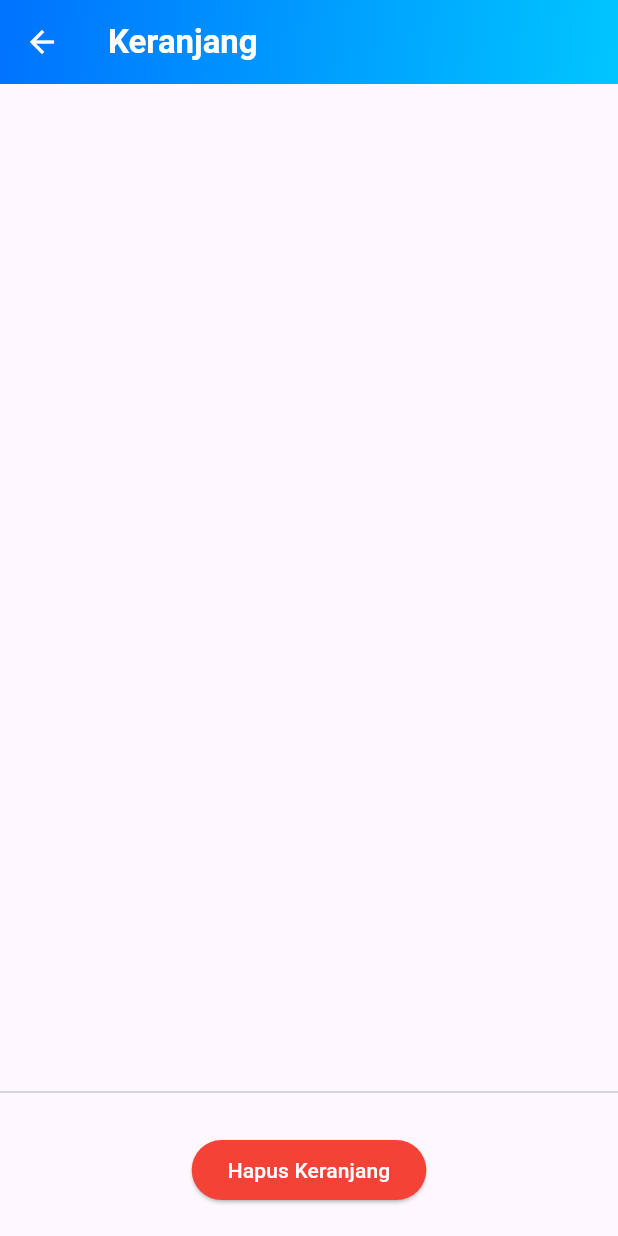
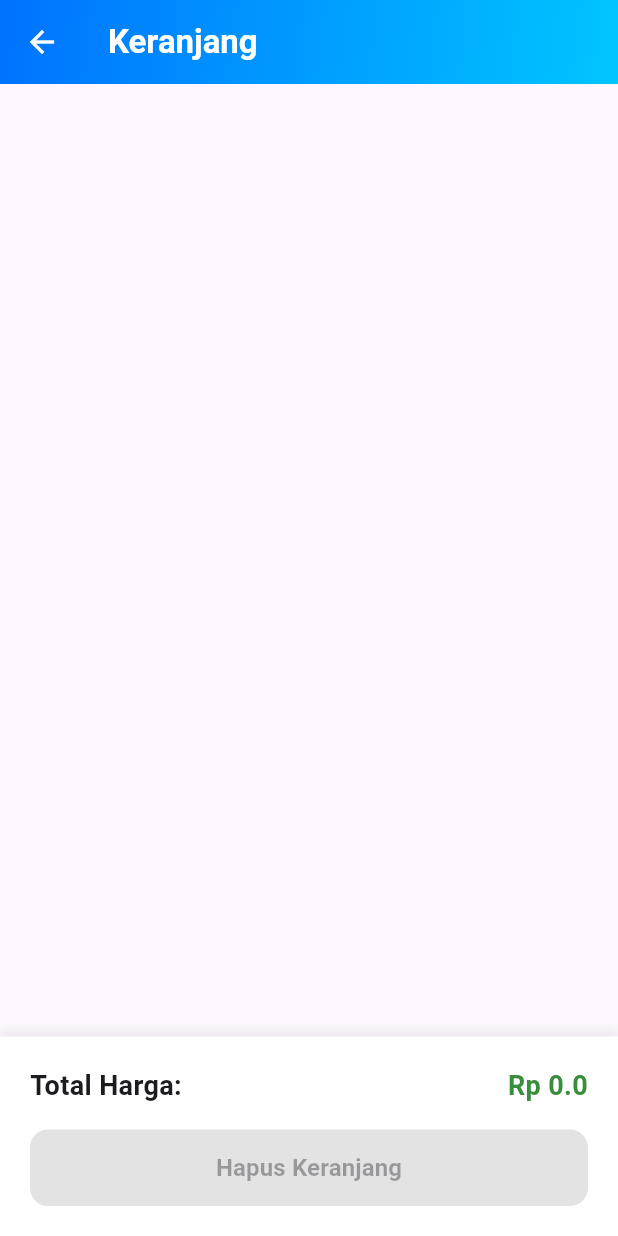
Before and after one commit to str122-xyz/Week-3, a Flutter app: the CartPage screen opened by its route, on a phone screen of 412 x 824 dp. Run offline on Flutter 3.47's test engine with Material 3 defaults, Android fonts, the phone set to English and light mode, and no system bars.

Commit message:
style: tambah fungsi total harga dan update UI

```diff
--- a/lib/features/cart/presentation/pages/cart_page.dart
+++ b/lib/features/cart/presentation/pages/cart_page.dart
@@ -71,16 +71,66 @@ class CartPage extends StatelessWidget {
               ),
             ),
           ),
-          const Divider(),
-          Padding(
+          Container(
             padding: const EdgeInsets.all(20),
-            child: ElevatedButton(
-              onPressed: () => provider.removeAll(),
-              style: ElevatedButton.styleFrom(backgroundColor: Colors.red),
-              child: const Text(
-                'Hapus Keranjang',
-                style: TextStyle(color: Colors.white),
-              ),
+            decoration: BoxDecoration(
+              color: Colors.white,
+              boxShadow: [
+                BoxShadow(
+                  color: Colors.grey.withOpacity(0.2),
+                  spreadRadius: 1,
+                  blurRadius: 5,
+                  offset: const Offset(0, -3),
+                ),
+              ],
+            ),
+            child: Column(
+              children: [
+                Row(
+                  mainAxisAlignment: MainAxisAlignment.spaceBetween,
+                  children: [
+                    const Text(
+                      'Total Harga:',
+                      style: TextStyle(
+                        fontSize: 18,
+                        fontWeight: FontWeight.bold,
+                      ),
+                    ),
+                    Text(
+                      'Rp ${provider.totalPrice}',
+                      style: TextStyle(
+                        fontSize: 18,
+                        fontWeight: FontWeight.bold,
+                        color: Colors.green.shade700,
+                      ),
+                    ),
+                  ],
+                ),
+                const SizedBox(height: 16),
+                SizedBox(
+                  width: double.infinity,
+                  child: ElevatedButton.icon(
+                    onPressed: provider.items.isEmpty
+                        ? null
+                        : () => provider.removeAll(),
+                    label: const Text(
+                      'Hapus Keranjang',
+                      style: TextStyle(
+                        fontSize: 16,
+                        fontWeight: FontWeight.bold,
+                      ),
+                    ),
+                    style: ElevatedButton.styleFrom(
+                      backgroundColor: Colors.red.shade600,
+                      foregroundColor: Colors.white,
+                      padding: const EdgeInsets.symmetric(vertical: 14),
+                      shape: RoundedRectangleBorder(
+                        borderRadius: BorderRadius.circular(12),
+                      ),
+                    ),
+                  ),
+                ),
+              ],
             ),
           ),
         ],
```
